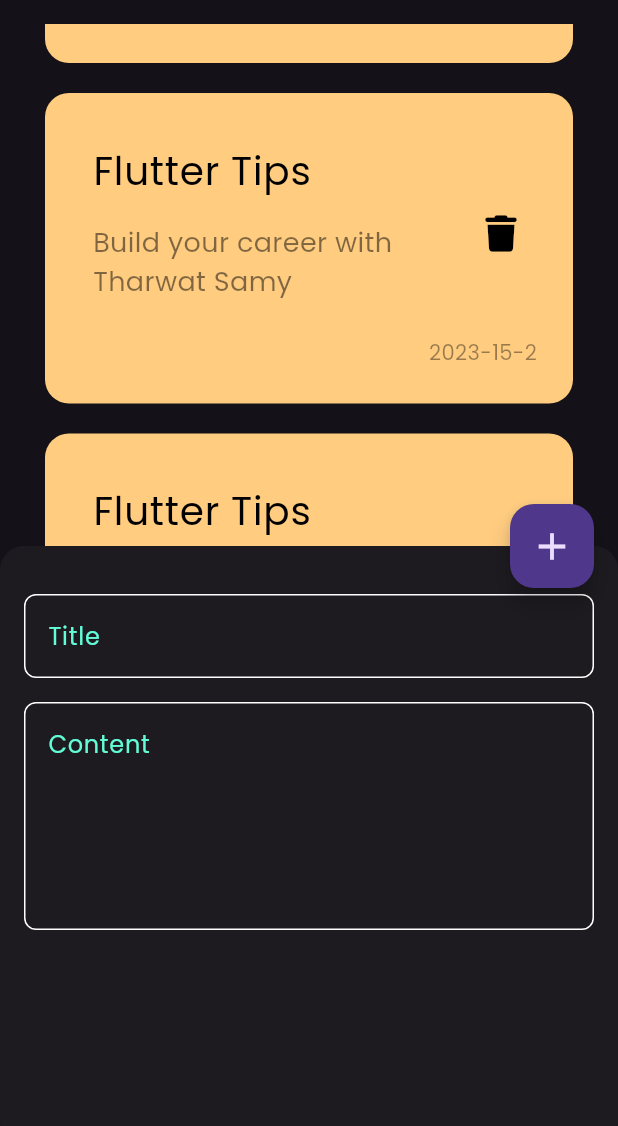
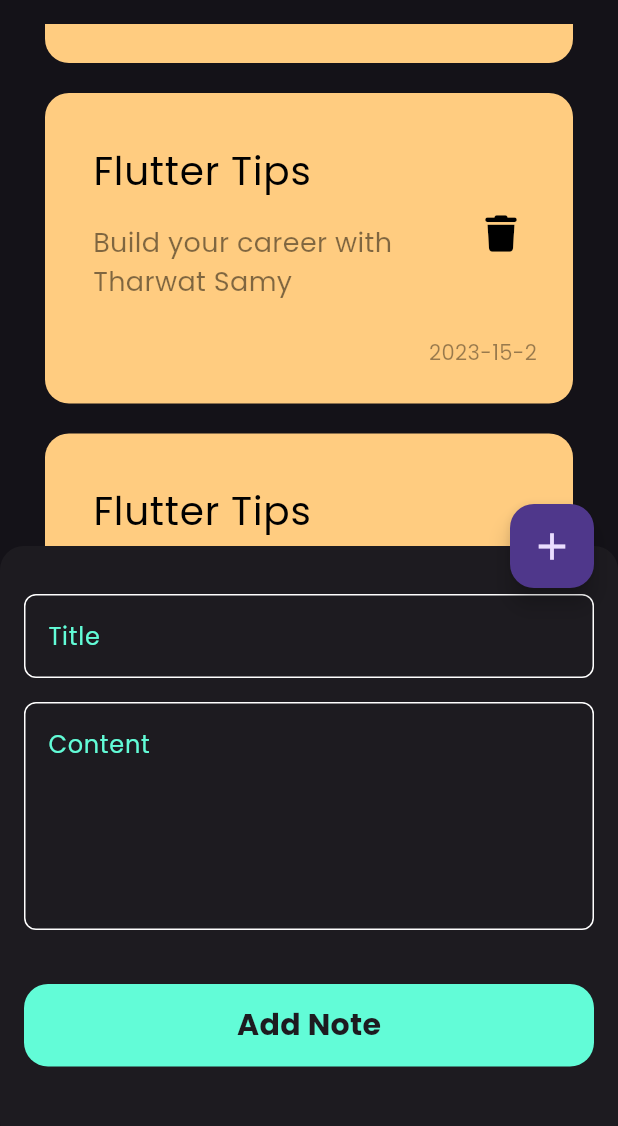
Before and after one commit to Bodeayman/NotesApp, a Flutter app: the screen it shows after launch, scrolled down 191 dp, after a tap on the "add" icon, on a phone screen of 412 x 824 dp, the part 90-1216 px from its top. Run offline on Flutter 3.47's test engine with Material 3 defaults, Android fonts, the phone set to English and light mode, and no system bars; our stand-ins replace font_awesome_flutter, google_fonts.

Commit message:
Added the UI

```diff
--- a/lib/Views/Widgets/add_note_sheet.dart
+++ b/lib/Views/Widgets/add_note_sheet.dart
@@ -1,17 +1,18 @@
 import 'package:flutter/material.dart';
+import 'package:to_do_list/Views/Widgets/custom_add_note_button.dart';
 import 'package:to_do_list/Views/Widgets/custom_text_field.dart';
+import 'package:to_do_list/constant.dart';
 
 class AddNoteSheet extends StatelessWidget {
   const AddNoteSheet({super.key});
 
   @override
   Widget build(BuildContext context) {
-    return Container(
-      decoration: const BoxDecoration(),
-      child: const Padding(
-        padding: EdgeInsets.symmetric(
-          horizontal: 16,
-        ),
+    return const Padding(
+      padding: EdgeInsets.symmetric(
+        horizontal: 16,
+      ),
+      child: SingleChildScrollView(
         child: Column(
           children: [
             SizedBox(
@@ -28,6 +29,8 @@ class AddNoteSheet extends StatelessWidget {
               textLines: 5,
               hint: "Content",
             ),
+            SizedBox(height: 36),
+            CustomAddNoteButton(),
           ],
         ),
       ),
--- /dev/null
+++ b/lib/Views/Widgets/custom_add_note_button.dart
@@ -0,0 +1,27 @@
+import 'package:flutter/material.dart';
+import 'package:to_do_list/constant.dart';
+
+class CustomAddNoteButton extends StatelessWidget {
+  const CustomAddNoteButton({super.key});
+
+  @override
+  Widget build(BuildContext context) {
+    return Container(
+      decoration: BoxDecoration(
+        color: kprimaryColor,
+        borderRadius: BorderRadius.circular(16),
+      ),
+      height: 55,
+      width: MediaQuery.of(context).size.width,
+      child: const Center(
+        child: Text(
+          "Add Note",
+          style: TextStyle(
+            fontWeight: FontWeight.bold,
+            fontSize: 20,
+          ),
+        ),
+      ),
+    );
+  }
+}
--- a/lib/Views/Widgets/notes_view_body.dart
+++ b/lib/Views/Widgets/notes_view_body.dart
@@ -1,7 +1,5 @@
 import 'package:flutter/material.dart';
-import 'package:font_awesome_flutter/font_awesome_flutter.dart';
 import 'package:to_do_list/Views/Widgets/custom_app_bar.dart';
-import 'package:to_do_list/Views/Widgets/note_item.dart';
 import 'package:to_do_list/Views/Widgets/notes_list_view.dart';
 
 class NotesViewBody extends StatelessWidget {
```
